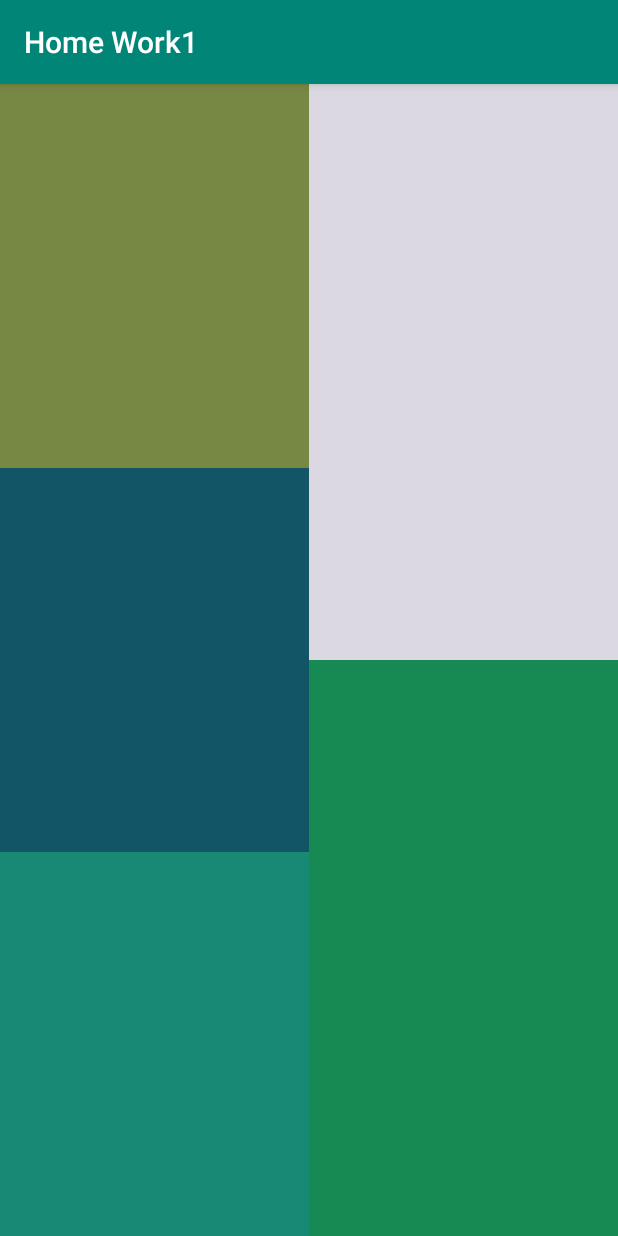
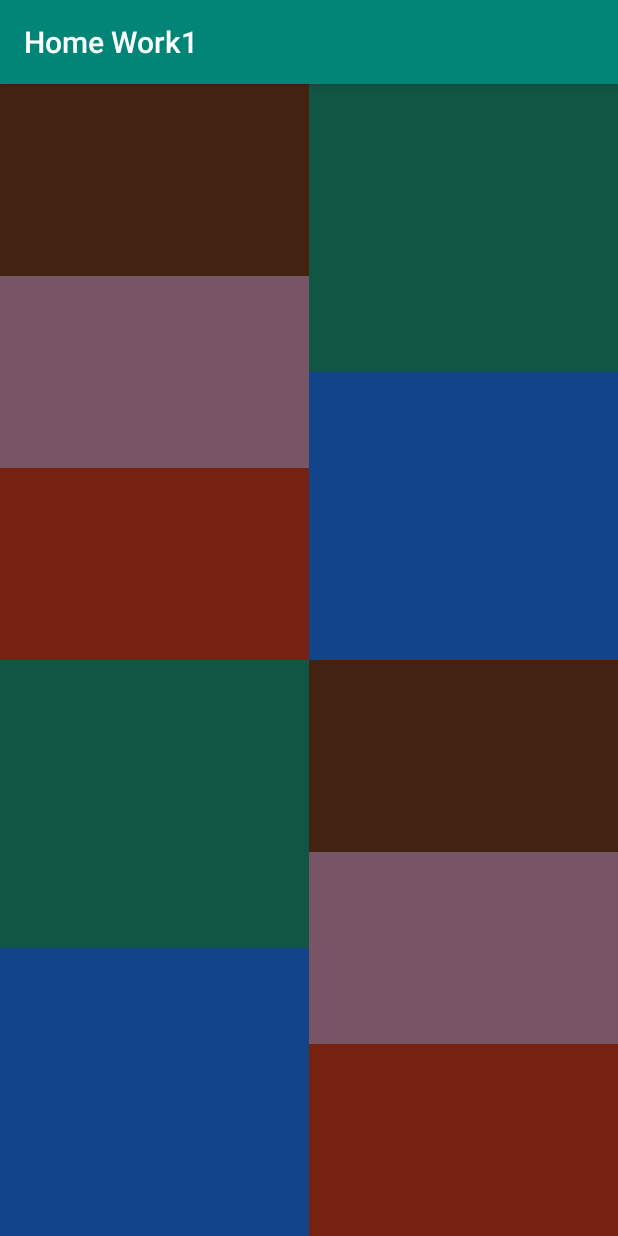
Before and after one commit to nurlan1998/Lesson1, an Android app: the screen it shows after launch (MainActivity), on a phone screen of 412 x 824 dp. Run offline under Robolectric (Android 15) with nearby library versions, the phone set to English and light mode, and no system bars.

Commit message:
add task2

```diff
--- a/app/src/main/res/layout/activity_main.xml
+++ b/app/src/main/res/layout/activity_main.xml
@@ -2,32 +2,38 @@
 <LinearLayout
     xmlns:android="http://schemas.android.com/apk/res/android"
     android:weightSum="2"
-    android:orientation="horizontal"
+    android:orientation="vertical"
     android:layout_width="match_parent"
     android:layout_height="match_parent">
 
     <LinearLayout
+        android:orientation="horizontal"
+        android:layout_weight="1"
+        android:layout_width="match_parent"
+        android:layout_height="0dp">
+
+        <LinearLayout
             android:weightSum="3"
+            android:orientation="vertical"
             android:layout_weight="1"
-        android:orientation="vertical"
             android:layout_width="0dp"
             android:layout_height="match_parent">
 
             <LinearLayout
+                android:background="#421"
                 android:layout_weight="1"
-            android:layout_width="match_parent"
-            android:background="#784"
-            android:layout_height="0dp"/>
-
-        <LinearLayout
-            android:layout_weight="1"
-            android:background="#156"
                 android:layout_width="match_parent"
                 android:layout_height="0dp"/>
 
             <LinearLayout
+                android:background="#756"
                 android:layout_weight="1"
-            android:background="#178974"
+                android:layout_width="match_parent"
+                android:layout_height="0dp"/>
+
+            <LinearLayout
+                android:background="#721"
+                android:layout_weight="1"
                 android:layout_width="match_parent"
                 android:layout_height="0dp"/>
 
@@ -41,13 +47,13 @@
             android:layout_height="match_parent">
 
             <LinearLayout
-            android:background="#4879"
+                android:background="#154"
                 android:layout_weight="1"
                 android:layout_width="match_parent"
                 android:layout_height="0dp"/>
 
             <LinearLayout
-            android:background="#178952"
+                android:background="#148"
                 android:layout_weight="1"
                 android:layout_width="match_parent"
                 android:layout_height="0dp"/>
@@ -55,3 +61,61 @@
         </LinearLayout>
 
     </LinearLayout>
+
+    <LinearLayout
+        android:weightSum="2"
+        android:layout_weight="1"
+        android:layout_width="match_parent"
+        android:layout_height="0dp">
+
+        <LinearLayout
+            android:weightSum="2"
+            android:orientation="vertical"
+            android:layout_weight="1"
+            android:layout_width="0dp"
+            android:layout_height="match_parent">
+
+            <LinearLayout
+                android:background="#154"
+                android:layout_weight="1"
+                android:layout_width="match_parent"
+                android:layout_height="0dp"/>
+
+            <LinearLayout
+                android:background="#148"
+                android:layout_weight="1"
+                android:layout_width="match_parent"
+                android:layout_height="0dp"/>
+
+        </LinearLayout>
+
+        <LinearLayout
+            android:weightSum="3"
+            android:orientation="vertical"
+            android:layout_weight="1"
+            android:layout_width="0dp"
+            android:layout_height="match_parent">
+
+            <LinearLayout
+                android:background="#421"
+                android:layout_weight="1"
+                android:layout_width="match_parent"
+                android:layout_height="0dp"/>
+
+            <LinearLayout
+                android:background="#756"
+                android:layout_weight="1"
+                android:layout_width="match_parent"
+                android:layout_height="0dp"/>
+
+            <LinearLayout
+                android:background="#721"
+                android:layout_weight="1"
+                android:layout_width="match_parent"
+                android:layout_height="0dp"/>
+
+        </LinearLayout>
+
+    </LinearLayout>
+
+</LinearLayout>
```
Lines whose indentation alone changed are shown as unchanged.
